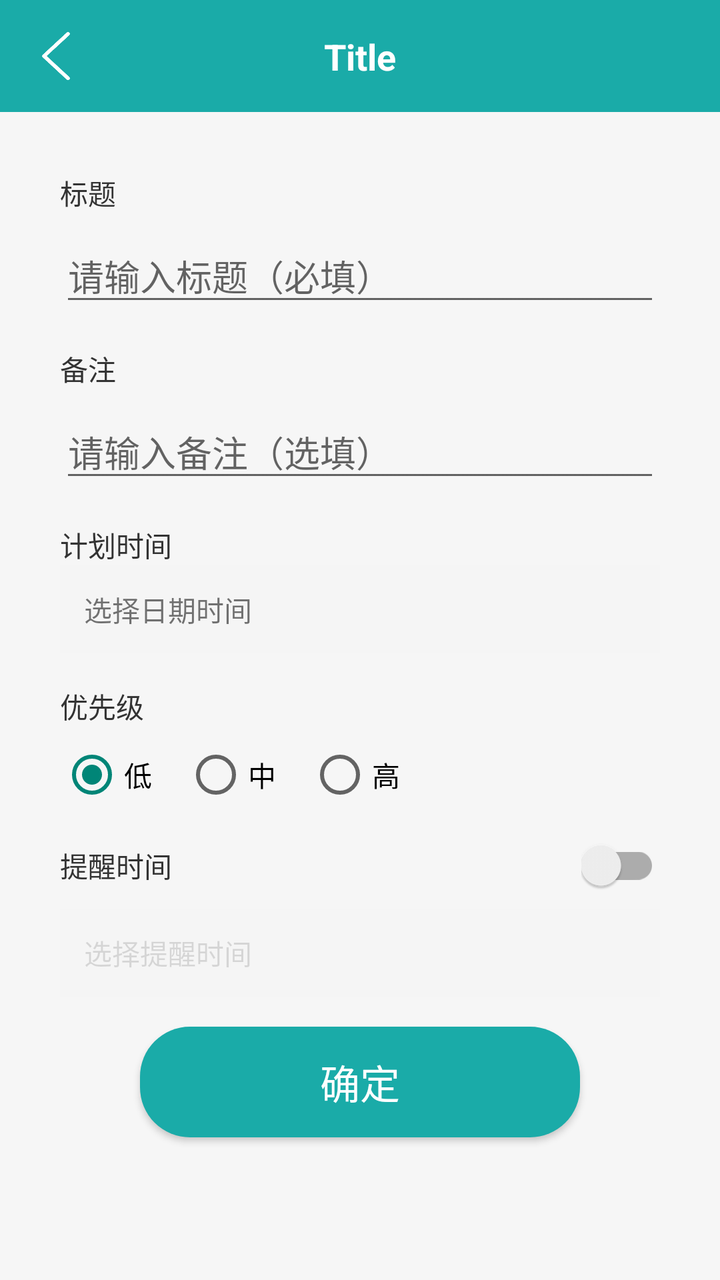
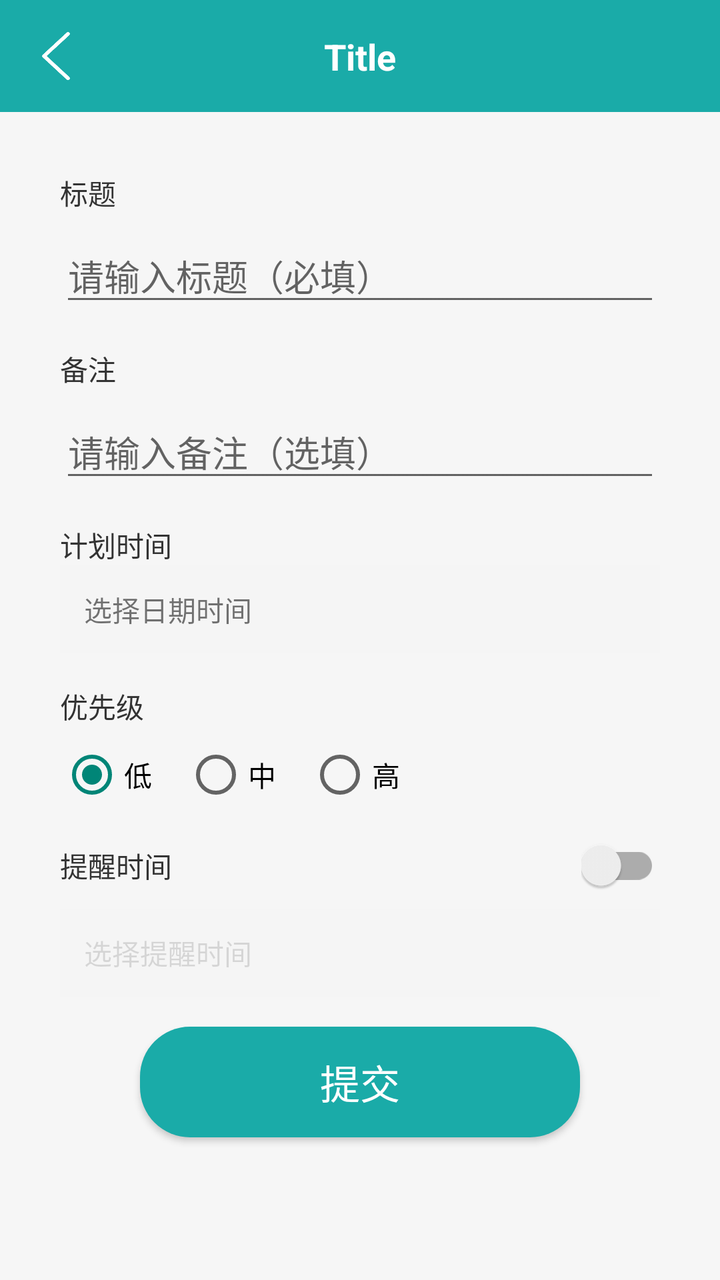

Two renders of the same Android screen: before a commit and after it. Below are the layout's source before the change and the commit's diff.
<!-- AndroidManifest.xml: application theme Theme.Note -->
<!-- res/layout/fragment_note_add_edit.xml -->
<?xml version="1.0" encoding="utf-8"?>
<layout xmlns:android="http://schemas.android.com/apk/res/android"
    xmlns:app="http://schemas.android.com/apk/res-auto">

    <LinearLayout
        android:layout_width="match_parent"
        android:layout_height="match_parent"
        android:orientation="vertical"
        android:background="@color/main_grey_bg">

        <include
            android:id="@+id/includeToolbar"
            layout="@layout/item_toolbar" />

        <androidx.core.widget.NestedScrollView
            android:layout_width="match_parent"
            android:layout_height="0dp"
            android:layout_weight="1"
            android:fillViewport="true"
            android:padding="30dp">

            <LinearLayout
                android:layout_width="match_parent"
                android:layout_height="wrap_content"
                android:orientation="vertical">

                <TextView
                    android:layout_width="wrap_content"
                    android:layout_height="wrap_content"
                    android:text="标题"
                    android:textColor="#333333"
                    android:textSize="14sp" />

            <EditText
                android:id="@+id/etTitle"
                android:layout_width="match_parent"
                android:layout_height="wrap_content"
                android:layout_marginTop="8dp"
                android:hint="请输入标题（必填）"
                android:maxLines="1" />

                <TextView
                    android:layout_width="wrap_content"
                    android:layout_height="wrap_content"
                    android:text="备注"
                    android:textColor="#333333"
                    android:textSize="14sp"
                    android:layout_marginTop="16dp" />

                <EditText
                android:id="@+id/etContent"
                android:layout_width="match_parent"
                android:layout_height="wrap_content"
                android:layout_marginTop="8dp"
                android:hint="请输入备注（选填）"
                android:minLines="1"
                android:inputType="textMultiLine" />

            <TextView
                android:layout_width="wrap_content"
                android:layout_height="wrap_content"
                android:layout_marginTop="16dp"
                android:text="计划时间"
                android:textColor="#333333"
                android:textSize="14sp" />

            <TextView
                android:id="@+id/tvPlanTime"
                android:layout_width="match_parent"
                android:layout_height="44dp"
                android:background="#F5F5F5"
                android:gravity="center_vertical"
                android:paddingHorizontal="12dp"
                android:text="选择日期时间" />

            <TextView
                android:layout_width="wrap_content"
                android:layout_height="wrap_content"
                android:layout_marginTop="16dp"
                android:text="优先级"
                android:textColor="#333333"
                android:textSize="14sp" />

            <RadioGroup
                android:id="@+id/rgPriority"
                android:layout_width="match_parent"
                android:layout_height="wrap_content"
                android:layout_marginTop="8dp"
                android:orientation="horizontal">

                <RadioButton
                    android:id="@+id/rbP1"
                    android:layout_width="wrap_content"
                    android:layout_height="wrap_content"
                    android:text="低"
                    android:checked="true" />

                <RadioButton
                    android:id="@+id/rbP2"
                    android:layout_width="wrap_content"
                    android:layout_height="wrap_content"
                    android:layout_marginStart="16dp"
                    android:text="中" />

                <RadioButton
                    android:id="@+id/rbP3"
                    android:layout_width="wrap_content"
                    android:layout_height="wrap_content"
                    android:layout_marginStart="16dp"
                    android:text="高" />
            </RadioGroup>

            <LinearLayout
                android:layout_width="match_parent"
                android:layout_height="wrap_content"
                android:layout_marginTop="16dp"
                android:gravity="center_vertical"
                android:orientation="horizontal">

                <TextView
                    android:layout_width="0dp"
                    android:layout_height="wrap_content"
                    android:layout_weight="1"
                    android:text="提醒时间"
                    android:textColor="#333333"
                    android:textSize="14sp" />

                <androidx.appcompat.widget.SwitchCompat
                    android:id="@+id/swRemind"
                    android:layout_width="wrap_content"
                    android:layout_height="wrap_content" />
            </LinearLayout>

            <TextView
                android:id="@+id/tvRemindTime"
                android:layout_width="match_parent"
                android:layout_height="44dp"
                android:layout_marginTop="8dp"
                android:background="#F5F5F5"
                android:gravity="center_vertical"
                android:paddingHorizontal="12dp"
                android:text="选择提醒时间"
                android:enabled="false"
                android:alpha="0.9" />

                <Button
                    android:id="@+id/btnSubmit"
                    android:layout_width="match_parent"
                    android:layout_height="wrap_content"
                    android:gravity="center"
                    android:text="确定"
                    android:textColor="@color/white"
                    android:textSize="20sp"
                    android:background="@drawable/bg_button"
                    android:paddingVertical="13dp"
                    android:layout_marginHorizontal="40dp"
                    android:layout_marginTop="15dp"
                    app:layout_constraintEnd_toEndOf="parent"
                    app:layout_constraintStart_toStartOf="parent"
                    app:layout_constraintTop_toBottomOf="@id/linearInputs" />

            </LinearLayout>
        </androidx.core.widget.NestedScrollView>

    </LinearLayout>
</layout>
<!-- res/layout/item_toolbar.xml (included above) -->
<?xml version="1.0" encoding="utf-8"?>
<LinearLayout
    xmlns:android="http://schemas.android.com/apk/res/android"
    xmlns:app="http://schemas.android.com/apk/res-auto"
    android:layout_width="match_parent"
    android:layout_height="wrap_content"
    android:orientation="vertical"
    android:background="?attr/colorPrimary">

    
    <View
        android:id="@+id/statusBarSpacer"
        android:layout_width="match_parent"
        android:layout_height="0dp" />

    
    <androidx.constraintlayout.widget.ConstraintLayout
        android:layout_width="match_parent"
        android:layout_height="56dp"
        android:background="@color/main_color">

        <ImageView
            android:id="@+id/ivBack"
            android:layout_width="40dp"
            android:layout_height="40dp"
            android:layout_marginStart="8dp"
            android:padding="8dp"
            android:src="@drawable/ic_back"
            app:layout_constraintBottom_toBottomOf="parent"
            app:layout_constraintStart_toStartOf="parent"
            app:layout_constraintTop_toTopOf="parent"/>

        <TextView
            android:id="@+id/tvTitle"
            android:layout_width="0dp"
            android:layout_height="wrap_content"
            android:ellipsize="end"
            android:gravity="center"
            android:maxLines="1"
            android:text="Title"
            android:textColor="@android:color/white"
            android:textSize="18sp"
            android:textStyle="bold"
            android:layout_marginStart="56dp"
            android:layout_marginEnd="56dp"
            app:layout_constraintBottom_toBottomOf="@id/ivBack"
            app:layout_constraintEnd_toEndOf="parent"
            app:layout_constraintStart_toStartOf="parent"
            app:layout_constraintTop_toTopOf="@id/ivBack"/>
    </androidx.constraintlayout.widget.ConstraintLayout>

</LinearLayout>
<!-- resources referenced by this layout -->
<resources>
  <color name="main_color">#1AABA8</color>
  <color name="main_grey_bg">#f6f6f6</color>
  <color name="white">#FFFFFF</color>
  <!-- drawable bg_button (drawable) -->
  <?xml version="1.0" encoding="utf-8"?>
  <shape xmlns:android="http://schemas.android.com/apk/res/android">
  
      <corners android:radius="25dp"/>
  
      <solid android:color="@color/main_color"/>
  </shape>
  <!-- drawable ic_back: png bitmap (drawable, 2843 bytes) -->
  <style name="Theme.Note" parent="Theme.AppCompat.Light.NoActionBar" />
</resources>

<!-- the commit's change to res/layout/fragment_note_add_edit.xml (unified diff, before → after) -->
@@ -148,7 +148,7 @@
                     android:layout_width="match_parent"
                     android:layout_height="wrap_content"
                     android:gravity="center"
-                    android:text="确定"
+                    android:text="提交"
                     android:textColor="@color/white"
                     android:textSize="20sp"
                     android:background="@drawable/bg_button"
